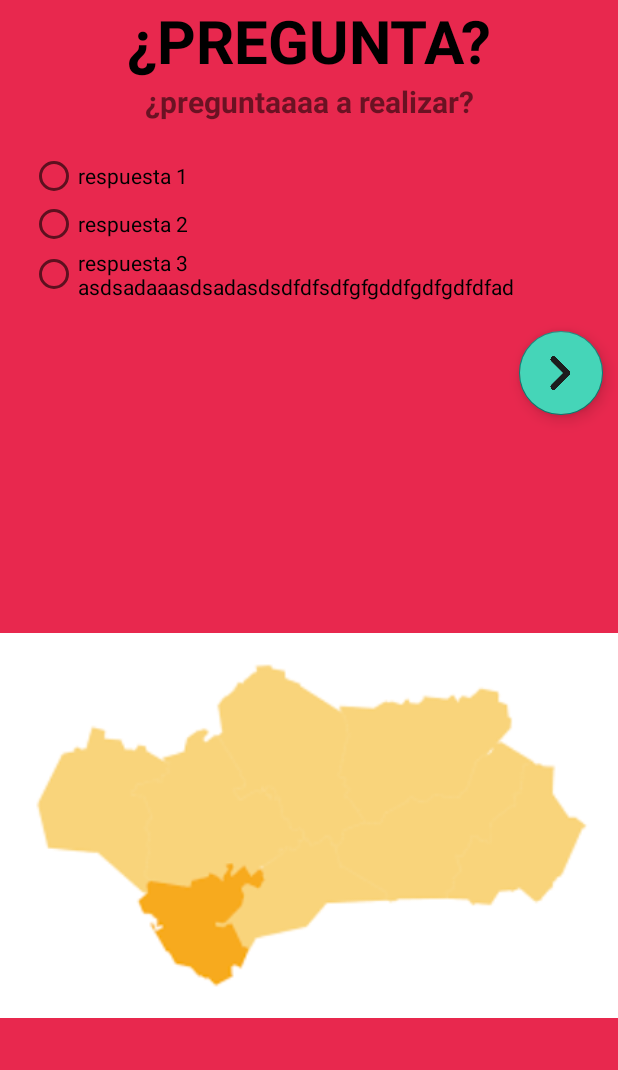
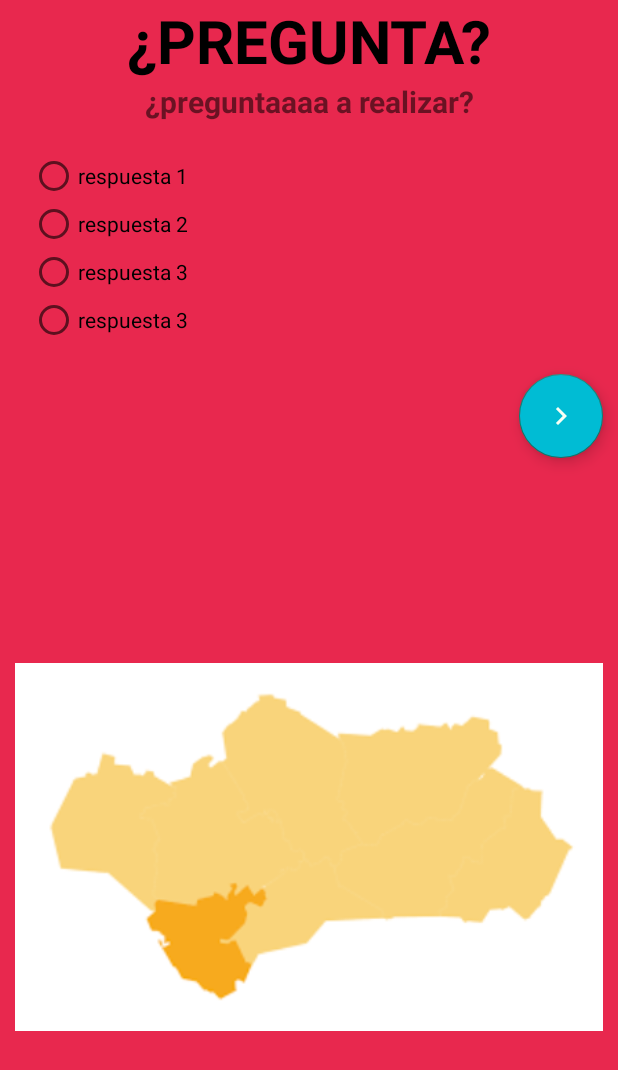
Before and after one commit to sam-sudo/APP_QR, an Android app: the Ask_activity screen opened directly, with no data from a screen before it, on a phone screen of 412 x 824 dp. Shown: the top 1070 px of the screen. Run offline under Robolectric (Android 15) with nearby library versions, the phone set to English and light mode, and no system bars.

Commit message:
Cambios frontend

```diff
--- a/APP_QR/app/src/main/java/com/example/app_qr/Ask_activity.java
+++ b/APP_QR/app/src/main/java/com/example/app_qr/Ask_activity.java
@@ -20,8 +20,10 @@ import androidx.fragment.app.Fragment;
 import com.example.app_qr.Models.Ask;
 import com.example.app_qr.R;
 
+import java.util.ArrayList;
+
 public class Ask_activity extends AppCompatActivity {
-
+    ArrayList<Ask> preguntas = new ArrayList<>();
     RadioButton req0;
     RadioButton req1;
     RadioButton req2;
@@ -31,6 +33,8 @@ public class Ask_activity extends AppCompatActivity {
     protected void onCreate(@Nullable Bundle savedInstanceState) {
         super.onCreate(savedInstanceState);
         setContentView(R.layout.fragment2);
+
+        preguntas.add(new Ask("¿Qué nueva forma geométrica presente en las células epiteliales, fue descubierta por la Universidad de Sevilla en 2018?", "Prisma triangular", "Prismoide", "Escutoide", "Icosaedro", "Escutoide"));
 
     }
 
--- /dev/null
+++ b/APP_QR/app/src/main/res/drawable/ic_baseline_keyboard_arrow_right_24.xml
@@ -0,0 +1,5 @@
+<vector android:height="24dp" android:tint="#F6FFF4"
+    android:viewportHeight="24" android:viewportWidth="24"
+    android:width="24dp" xmlns:android="http://schemas.android.com/apk/res/android">
+    <path android:fillColor="@android:color/white" android:pathData="M8.59,16.59L13.17,12 8.59,7.41 10,6l6,6 -6,6 -1.41,-1.41z"/>
+</vector>
--- a/APP_QR/app/src/main/res/layout/fragment2.xml
+++ b/APP_QR/app/src/main/res/layout/fragment2.xml
@@ -51,7 +51,12 @@
             <RadioButton android:id="@+id/req2"
                 android:layout_width="wrap_content"
                 android:layout_height="wrap_content"
-                android:text="respuesta 3 asdsadaaasdsadasdsdfdfsdfgfgddfgdfgdfdfad"
+                android:text="respuesta 3"
+                android:onClick="onRadioButtonClicked"/>
+            <RadioButton android:id="@+id/req3"
+                android:layout_width="wrap_content"
+                android:layout_height="wrap_content"
+                android:text="respuesta 3"
                 android:onClick="onRadioButtonClicked"/>
         </RadioGroup>
 
@@ -63,9 +68,9 @@
         android:id="@+id/btnReq"
         android:text="enviar respuesta"
         android:layout_gravity="end"
-        android:src="@drawable/arrowright"
+        android:src="@drawable/ic_baseline_keyboard_arrow_right_24"
         android:elevation="3dp"
-        android:backgroundTint="#45D5B8"
+        android:backgroundTint="#00BCD4"
         android:layout_marginEnd="10dp"
         android:layout_width="wrap_content"
         android:layout_height="wrap_content">
@@ -73,6 +78,7 @@
     </com.google.android.material.floatingactionbutton.FloatingActionButton>
 
     <androidx.appcompat.widget.AppCompatImageView
+        android:layout_margin="10dp"
         android:id="@+id/imgReq"
         android:layout_gravity="center"
         android:scaleType="fitCenter"
--- a/APP_QR/app/src/main/res/layout/spinner_dropdown_layout.xml
+++ b/APP_QR/app/src/main/res/layout/spinner_dropdown_layout.xml
@@ -1,6 +1,7 @@
 <?xml version="1.0" encoding="utf-8"?>
 <TextView android:textColor="#FFFFFF"
     android:background="#00BCD4"
+    android:padding="10dp"
     android:textSize="18dp"
     android:text="Prueba"
     xmlns:android="http://schemas.android.com/apk/res/android"
--- a/APP_QR/app/src/main/res/values/themes.xml
+++ b/APP_QR/app/src/main/res/values/themes.xml
@@ -25,5 +25,9 @@
         <item name="android:background">#8BC34A</item>
     </style>
 
+    <style name="ColorListView" parent="Theme.AppCompat.Light">
+        <item name="android:textColorPrimary">#FFFFFF</item>
+    </style>
+
 
 </resources>
```
Also changed, not shown: APP_QR/app/src/main/res/layout/activity_main2.xml (+15 -8 lines).
